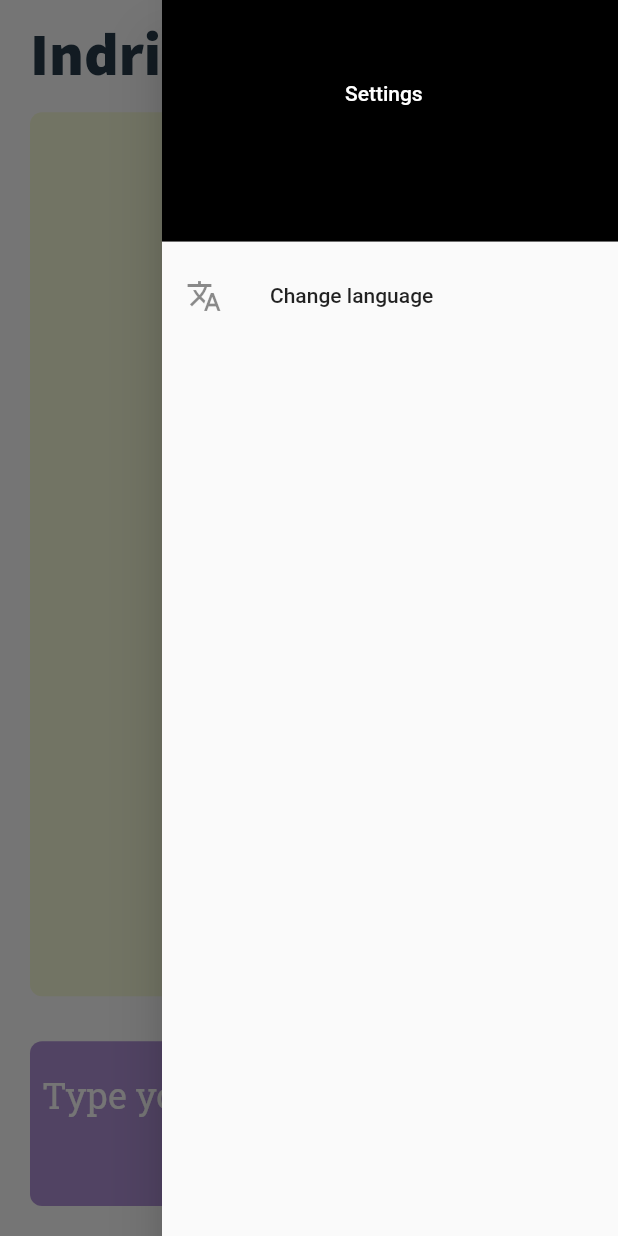
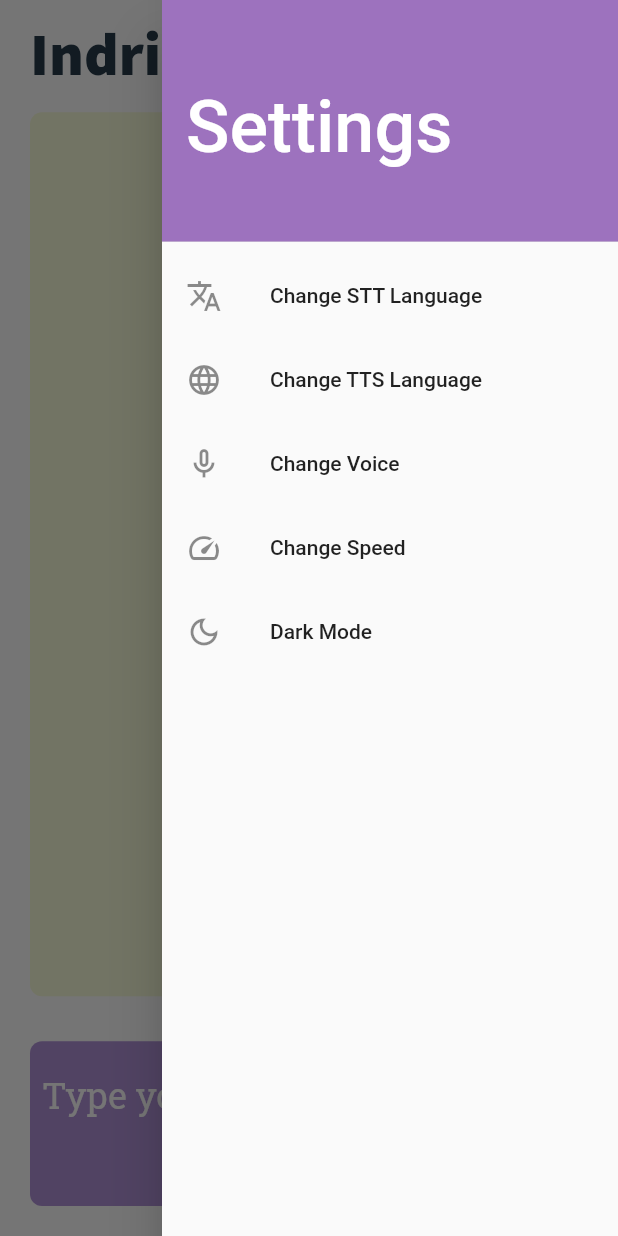
Before and after one commit to SunflowerSmiles/IndriyeahApp, a Flutter app: the screen it shows after launch, in the side drawer, after a tap on "Type your message here", on a phone screen of 412 x 824 dp. Run offline on Flutter 3.47's test engine with Material 2 defaults, Android fonts, the light colour scheme and no system bars; our stand-ins replace flutter_keyboard_visibility, flutter_tts, google_fonts, speech_to_text.

Commit message:
cool stuff

```diff
--- a/lib/screens/home_page.dart
+++ b/lib/screens/home_page.dart
@@ -7,6 +7,8 @@ import 'package:flutter_tts/flutter_tts.dart';
 import 'package:flutter_keyboard_visibility/flutter_keyboard_visibility.dart';
 
 import 'package:google_fonts/google_fonts.dart';
+
+import 'dart:io' show Platform;
 
 class HomePage extends StatefulWidget {
   const HomePage({super.key});
@@ -25,10 +27,15 @@ class _HomePageState extends State<HomePage> {
   late FlutterTts flutterTts;
   String _textToSay = "";
   bool _keyboardUp = false;
+  List<stt.LocaleName> _locales = [];
+  List<dynamic> _TTSlanguages = [];
+  List<String> _TTSGood = [];
 
   final stt.SpeechToText _speechToText = stt.SpeechToText();
 
   late StreamSubscription<bool> keyboardSubscription;
+
+  String _selectedLocale = "";
 
   void _initSpeech() async {
     speechInit = await _speechToText.initialize(
@@ -52,6 +59,9 @@ class _HomePageState extends State<HomePage> {
           },
       },
     );
+    _locales = await _speechToText.locales();
+    var sysLocale = await _speechToText.systemLocale();
+    _selectedLocale = sysLocale!.localeId;
     setState(() {});
   }
 
@@ -101,21 +111,33 @@ class _HomePageState extends State<HomePage> {
   }
 
   Future _setAwaitOptions() async {
-    await flutterTts.setIosAudioCategory(
-      IosTextToSpeechAudioCategory.playback,
-      [
-        IosTextToSpeechAudioCategoryOptions.allowBluetooth,
-        IosTextToSpeechAudioCategoryOptions.allowBluetoothA2DP,
-        IosTextToSpeechAudioCategoryOptions.allowAirPlay,
-        IosTextToSpeechAudioCategoryOptions.duckOthers,
-        IosTextToSpeechAudioCategoryOptions.defaultToSpeaker
-      ],
-      IosTextToSpeechAudioMode.voicePrompt,
-    );
+    // await flutterTts.setIosAudioCategory(
+    //   IosTextToSpeechAudioCategory.playback,
+    //   [
+    //     IosTextToSpeechAudioCategoryOptions.allowBluetooth,
+    //     IosTextToSpeechAudioCategoryOptions.allowBluetoothA2DP,
+    //     IosTextToSpeechAudioCategoryOptions.allowAirPlay,
+    //     IosTextToSpeechAudioCategoryOptions.duckOthers
+    //   ],
+    //   IosTextToSpeechAudioMode.voicePrompt,
+    // );
+    _TTSlanguages = await flutterTts.getLanguages;
+    // convert _TTSlanguages to a list of strings
+
+    _TTSGood = _TTSlanguages.map((e) => e.toString()).toList();
+
+    if (Platform.isAndroid) {
+      var map = await flutterTts.areLanguagesInstalled(_TTSGood);
+
+      // edit TTS Languages to remove unsupported languages
+      _TTSGood.removeWhere((element) => !map[element]!);
+    }
+    print(_TTSGood);
+
+    await flutterTts.awaitSpeakCompletion(true);
   }
 
   Future _speak(say) async {
-    await flutterTts.setLanguage("en-US");
     await flutterTts.setVolume(1.0);
     await flutterTts.setSpeechRate(0.420);
     await flutterTts.setPitch(1.0);
@@ -129,7 +151,8 @@ class _HomePageState extends State<HomePage> {
   }
 
   void _startListening() async {
-    await _speechToText.listen(onResult: _onSpeechResult);
+    await _speechToText.listen(
+        onResult: _onSpeechResult, localeId: _selectedLocale);
     setState(() {
       ctext = "";
       otext = "";
@@ -175,19 +198,22 @@ class _HomePageState extends State<HomePage> {
       child: Scaffold(
         endDrawer: Drawer(
           child: ListView(
+            physics: const NeverScrollableScrollPhysics(),
             children: <Widget>[
-              const DrawerHeader(
+              DrawerHeader(
                 decoration: BoxDecoration(
-                  color: Colors.black,
+                  color: Theme.of(context).colorScheme.secondary,
                 ),
-                child: Center(
-                  child: SizedBox(
-                    width: 60.0,
-                    height: 60.0,
+                child: const SizedBox(
+                  width: double.infinity,
+                  height: 40.0,
+                  child: Align(
+                    alignment: Alignment.centerLeft,
                     child: Text(
                       "Settings",
                       style: TextStyle(
                         color: Colors.white,
+                        fontSize: 48,
                       ),
                     ),
                   ),
@@ -195,11 +221,101 @@ class _HomePageState extends State<HomePage> {
               ),
               ListTile(
                 leading: const Icon(Icons.translate),
-                title: const Text('Change language'),
+                title: const Text('Change STT Language'),
                 onTap: () {
-                  // change app state...
-                  Navigator.pop(context); // close the drawer
+                  showDialog(
+                    context: context,
+                    builder: (context) {
+                      return AlertDialog(
+                        content: Column(
+                          mainAxisSize: MainAxisSize.min,
+                          children: [
+                            Container(
+                              padding: const EdgeInsets.all(10),
+                              height: 300,
+                              width: 200,
+                              child: ListView.builder(
+                                shrinkWrap: true,
+                                itemCount: _locales.length,
+                                itemBuilder: (context, index) {
+                                  return ListTile(
+                                    title: Text(_locales[index].name),
+                                    onTap: () {
+                                      setState(
+                                        () {
+                                          _selectedLocale =
+                                              _locales[index].localeId;
+                                        },
+                                      );
+                                      Navigator.pop(context);
+                                    },
+                                  );
+                                },
+                              ),
+                            )
+                          ],
+                        ),
+                      );
+                    },
+                  );
                 },
+              ),
+              ListTile(
+                leading: const Icon(Icons.language),
+                title: const Text('Change TTS Language'),
+                onTap: () {
+                  showDialog(
+                    context: context,
+                    builder: (context) {
+                      return AlertDialog(
+                        content: Column(
+                          mainAxisSize: MainAxisSize.min,
+                          children: [
+                            Container(
+                              padding: const EdgeInsets.all(10),
+                              height: 300,
+                              width: 200,
+                              child: ListView.builder(
+                                shrinkWrap: true,
+                                itemCount: _TTSGood.length,
+                                itemBuilder: (context, index) {
+                                  return ListTile(
+                                    title: Text(_TTSGood[index]),
+                                    onTap: () {
+                                      setState(
+                                        () {
+                                          flutterTts.setLanguage(
+                                            _TTSGood[index],
+                                          );
+                                        },
+                                      );
+                                      Navigator.pop(context);
+                                    },
+                                  );
+                                },
+                              ),
+                            )
+                          ],
+                        ),
+                      );
+                    },
+                  );
+                },
+              ),
+              ListTile(
+                leading: const Icon(Icons.mic_none_outlined),
+                title: const Text('Change Voice'),
+                onTap: () {},
+              ),
+              ListTile(
+                leading: const Icon(Icons.speed_outlined),
+                title: const Text('Change Speed'),
+                onTap: () {},
+              ),
+              ListTile(
+                leading: const Icon(Icons.dark_mode_outlined),
+                title: const Text('Dark Mode'),
+                onTap: () {},
               )
             ],
           ),
```
Also changed, not shown: 3 other files.
